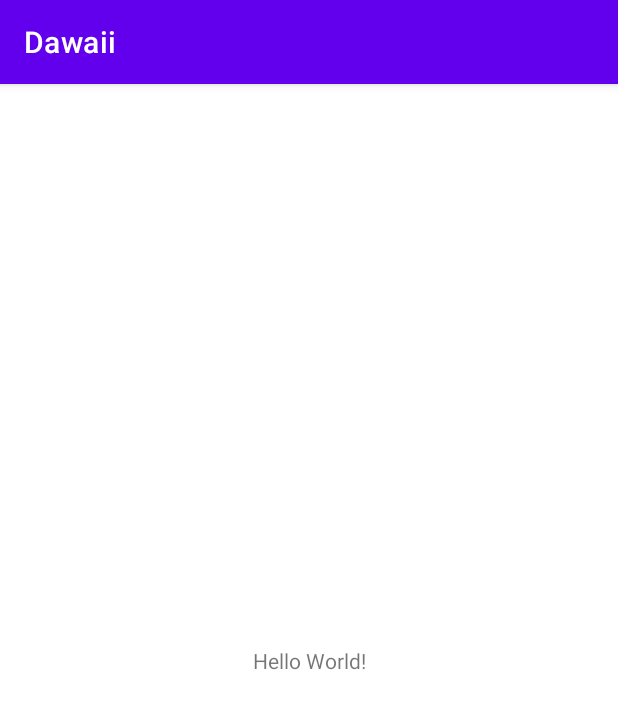
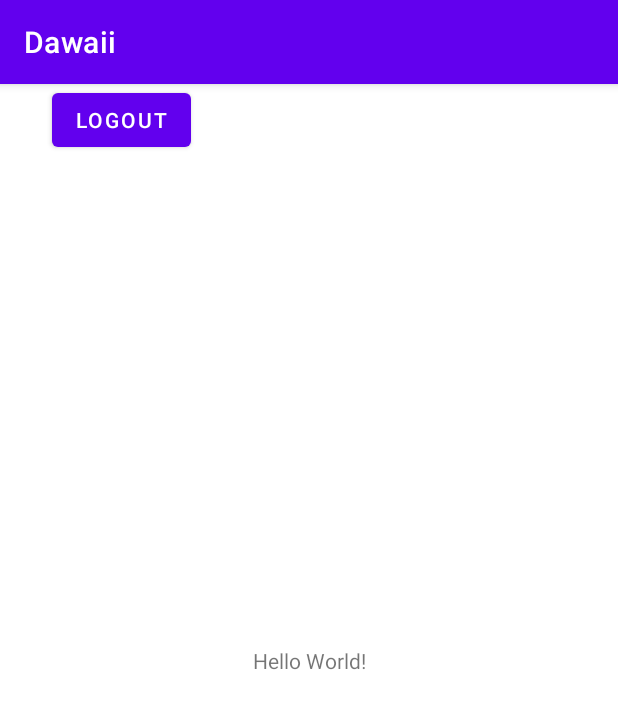
Before and after one commit to Higher-Medication/Dawai, an Android app: the screen it shows after launch (MainActivity), on a phone screen of 412 x 824 dp. Shown: the top 709 px of the screen. Run offline under Robolectric (Android 15) with nearby library versions, the phone set to English and light mode, and no system bars; libraries missing offline, so code that uses them is left out: com.amplifyframework, com.amplifyframework.api, com.amplifyframework.auth, com.amplifyframework.core; 4 statements that could not run were skipped.

Commit message:
logout test

```diff
--- a/app/src/main/java/com/example/dawaii/MainActivity.java
+++ b/app/src/main/java/com/example/dawaii/MainActivity.java
@@ -2,8 +2,12 @@ package com.example.dawaii;
 
 import androidx.appcompat.app.AppCompatActivity;
 
+import android.content.Intent;
 import android.os.Bundle;
 import android.util.Log;
+import android.view.View;
+import android.widget.Button;
+import android.widget.TextView;
 
 import com.amplifyframework.AmplifyException;
 import com.amplifyframework.api.aws.AWSApiPlugin;
@@ -12,6 +16,8 @@ import com.amplifyframework.auth.options.AuthSignOutOptions;
 import com.amplifyframework.core.Amplify;
 
 public class MainActivity extends AppCompatActivity {
+    boolean isSignedIn;
+    String userName;
 
     @Override
     protected void onCreate(Bundle savedInstanceState) {
@@ -32,11 +38,39 @@ public class MainActivity extends AppCompatActivity {
                 result -> Log.i("AuthQuickStart", result.toString()),
                 error -> Log.e("AuthQuickStart", error.toString())
         );
-//        Amplify.Auth.signOut(
-//                AuthSignOutOptions.builder().globalSignOut(true).build(),
-//                () -> Log.i("AuthQuickstart", "Signed out globally"),
-//                error -> Log.e("AuthQuickstart", error.toString())
+
+        Button logout = findViewById(R.id.logout);
+        logout.setOnClickListener(v -> {
+            Amplify.Auth.signOut(
+                    () -> {
+                        Log.i("AuthQuickstart", "Signed out successfully");
+                        finish();
+                        startActivity(getIntent());
+                    },
+                    error -> Log.e("AuthQuickstart", error.toString())
+            );
+        });
+
+        //fetching userData
+//        Amplify.Auth.fetchAuthSession(
+//                result -> {
+//                    Log.i("AmplifyQuickstart", result.toString());
+//                    isSignedIn = result.isSignedIn();
+//
+//                    if (isSignedIn) {
+//                        userName = Amplify.Auth.getCurrentUser().getUsername();
+////                        TextView welcome = findViewById(R.id.welcomeMsg);
+////                        welcome.setText(" هلا والله " + userName);
+////                        findViewById(R.id.login).setVisibility(View.INVISIBLE);
+////                        findViewById(R.id.logout).setVisibility(View.VISIBLE);
+//                    } else {
+////                        findViewById(R.id.logout).setVisibility(View.INVISIBLE);
+////                        findViewById(R.id.login).setVisibility(View.VISIBLE);
+//                    }
+//                },
+//                error -> Log.e("AmplifyQuickstart", error.toString())
 //        );
+
 
     }
 }
--- a/app/src/main/res/layout/activity_main.xml
+++ b/app/src/main/res/layout/activity_main.xml
@@ -7,6 +7,7 @@
     tools:context=".MainActivity">
 
     <TextView
+        android:id="@+id/textView"
         android:layout_width="wrap_content"
         android:layout_height="wrap_content"
         android:text="Hello World!"
@@ -15,4 +16,16 @@
         app:layout_constraintRight_toRightOf="parent"
         app:layout_constraintTop_toTopOf="parent" />
 
+    <Button
+        android:id="@+id/logout"
+        android:layout_width="wrap_content"
+        android:layout_height="wrap_content"
+        android:text="Logout"
+        app:layout_constraintBottom_toTopOf="@+id/textView"
+        app:layout_constraintEnd_toEndOf="parent"
+        app:layout_constraintHorizontal_bias="0.108"
+        app:layout_constraintStart_toStartOf="parent"
+        app:layout_constraintTop_toTopOf="parent"
+        app:layout_constraintVertical_bias="0.0" />
+
 </androidx.constraintlayout.widget.ConstraintLayout>
```
